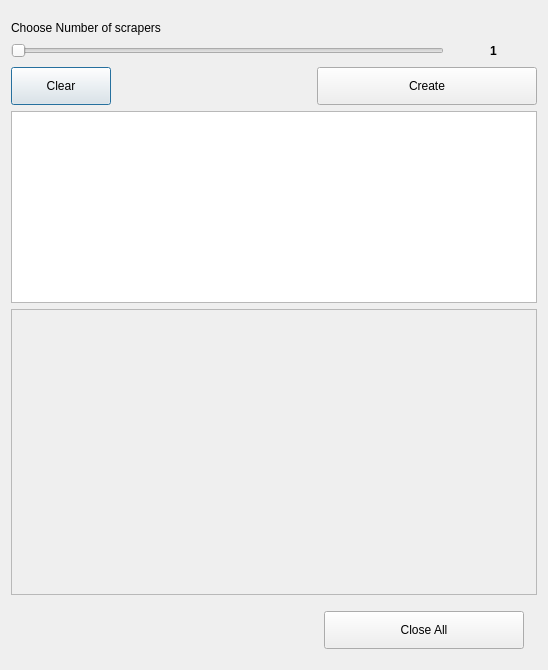
Before: the Qt Designer form uirobust.ui in DevGadBadr/robust, drawn with Qt 5.
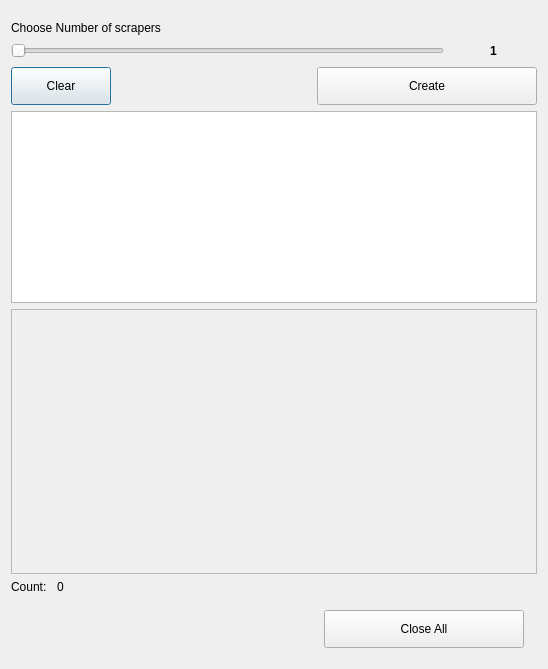
After: the same form once the commit is applied.

The edit to the form file:
```diff
--- a/uirobust.ui
+++ b/uirobust.ui
@@ -7,7 +7,7 @@
     <x>0</x>
     <y>0</y>
     <width>548</width>
-    <height>670</height>
+    <height>669</height>
    </rect>
   </property>
   <property name="windowTitle">
@@ -194,7 +194,7 @@
           <x>0</x>
           <y>0</y>
           <width>522</width>
-          <height>236</height>
+          <height>210</height>
          </rect>
         </property>
         <layout class="QVBoxLayout" name="scrollAreaLayout">
@@ -220,6 +220,30 @@
      </item>
     </layout>
    </item>
+   <item>
+    <layout class="QHBoxLayout" name="horizontalLayout_2">
+     <item>
+      <widget class="QLabel" name="labelCount">
+       <property name="maximumSize">
+        <size>
+         <width>40</width>
+         <height>16777215</height>
+        </size>
+       </property>
+       <property name="text">
+        <string>Count:</string>
+       </property>
+      </widget>
+     </item>
+     <item>
+      <widget class="QLabel" name="countNumber">
+       <property name="text">
+        <string>0</string>
+       </property>
+      </widget>
+     </item>
+    </layout>
+   </item>
    <item>
     <spacer name="verticalSpacer_2">
      <property name="orientation">
```
Left out of the diff: 19 changed lines with no effect on the pictures.
